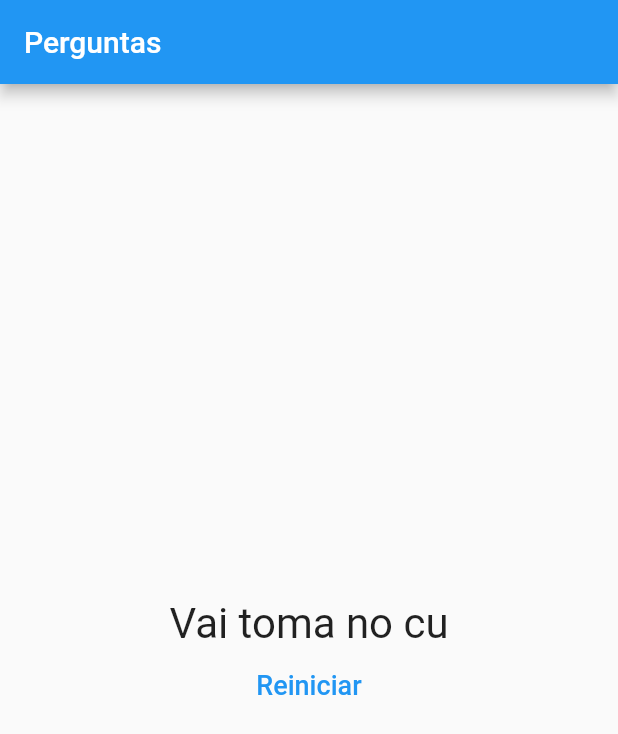
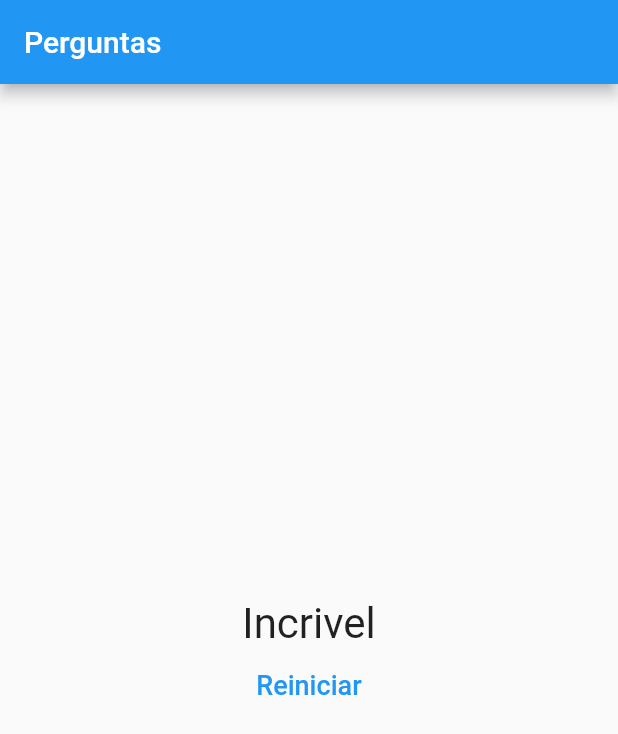
Before and after one commit to LeandroTheDev/FirstMobileApp, a Flutter app: the screen it shows after launch, after a tap on "Preto", after a tap on "Cobra", after a tap on "João", on a phone screen of 412 x 824 dp. Shown: the top 734 px of the screen. Run offline on Flutter 3.47's test engine with Material 2 defaults, Android fonts, the phone set to English and light mode, and no system bars.

Commit message:
Update resultado.dart

```diff
--- a/lib/resultado.dart
+++ b/lib/resultado.dart
@@ -10,11 +10,11 @@ class Resultado extends StatelessWidget {
     if(pontuation < 8){
       return "Parabens";
     }else if(pontuation < 12){
-      return "Burro";
+      return "Maravilhoso";
     }else if(pontuation < 16){
-      return "Anta";
+      return "Sensacional";
     }else{
-      return "Vai toma no cu";
+      return "Incrivel";
     }
   }
   @override
```
